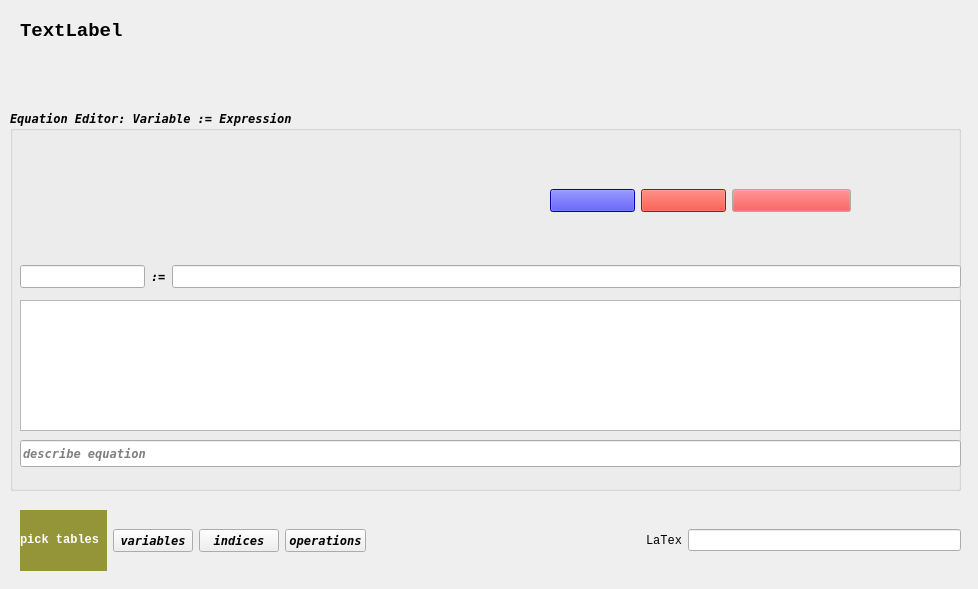
The window that packages/OntologyBuilder/OntologyEquationEditor/ui_equations.ui (heinz-preisig/ProMo13) describes before a commit, drawn with Qt 5.
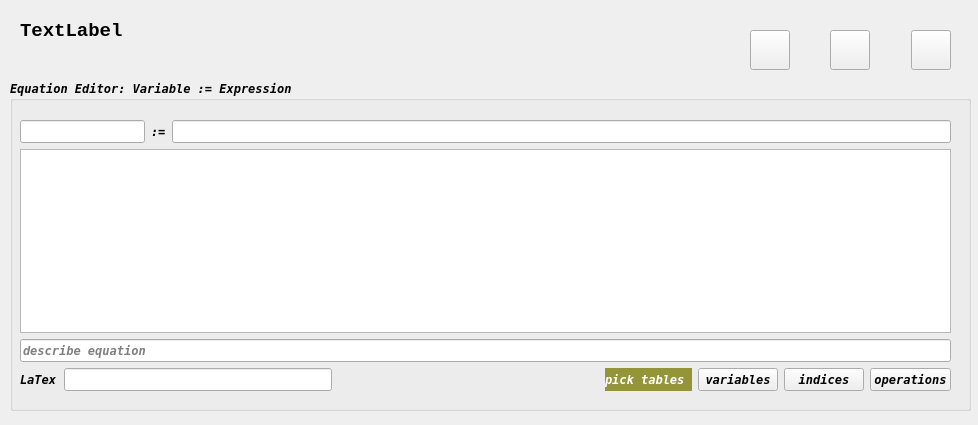
The same window after the commit.

Patch:
```diff
--- a/packages/OntologyBuilder/OntologyEquationEditor/ui_equations.ui
+++ b/packages/OntologyBuilder/OntologyEquationEditor/ui_equations.ui
@@ -10,7 +10,7 @@
     <x>0</x>
     <y>0</y>
     <width>978</width>
-    <height>589</height>
+    <height>425</height>
    </rect>
   </property>
   <property name="font">
@@ -28,9 +28,9 @@
    <property name="geometry">
     <rect>
      <x>10</x>
-     <y>110</y>
-     <width>951</width>
-     <height>381</height>
+     <y>80</y>
+     <width>961</width>
+     <height>331</height>
     </rect>
    </property>
    <property name="font">
@@ -47,123 +47,17 @@
    <property name="title">
     <string>Equation Editor: Variable := Expression                                                            </string>
    </property>
-   <widget class="QWidget" name="layoutWidget">
-    <property name="geometry">
-     <rect>
-      <x>540</x>
-      <y>60</y>
-      <width>301</width>
-      <height>61</height>
-     </rect>
-    </property>
-    <layout class="QHBoxLayout" name="horizontalLayout_2">
-     <item>
-      <widget class="QPushButton" name="pushAccept">
-       <property name="minimumSize">
-        <size>
-         <width>85</width>
-         <height>0</height>
-        </size>
-       </property>
-       <property name="maximumSize">
-        <size>
-         <width>85</width>
-         <height>16777215</height>
-        </size>
-       </property>
-       <property name="toolTip">
-        <string>puts things in place and closes equation editor</string>
-       </property>
-       <property name="styleSheet">
-        <string notr="true">background-color: rgb(0, 0, 255);
-color :rgb(255, 255, 255)</string>
-       </property>
-       <property name="text">
-        <string/>
-       </property>
-      </widget>
-     </item>
-     <item>
-      <widget class="QPushButton" name="pushDeleteEquation">
-       <property name="minimumSize">
-        <size>
-         <width>85</width>
-         <height>0</height>
-        </size>
-       </property>
-       <property name="maximumSize">
-        <size>
-         <width>85</width>
-         <height>16777215</height>
-        </size>
-       </property>
-       <property name="styleSheet">
-        <string notr="true">background-color: rgb(255, 17, 0);
-color:rgb(255, 255, 255)</string>
-       </property>
-       <property name="text">
-        <string/>
-       </property>
-      </widget>
-     </item>
-     <item>
-      <widget class="QPushButton" name="pushCancel">
-       <property name="palette">
-        <palette>
-         <active>
-          <colorrole role="Button">
-           <brush brushstyle="SolidPattern">
-            <color alpha="255">
-             <red>239</red>
-             <green>41</green>
-             <blue>41</blue>
-            </color>
-           </brush>
-          </colorrole>
-         </active>
-         <inactive>
-          <colorrole role="Button">
-           <brush brushstyle="SolidPattern">
-            <color alpha="255">
-             <red>239</red>
-             <green>41</green>
-             <blue>41</blue>
-            </color>
-           </brush>
-          </colorrole>
-         </inactive>
-         <disabled>
-          <colorrole role="Button">
-           <brush brushstyle="SolidPattern">
-            <color alpha="255">
-             <red>239</red>
-             <green>41</green>
-             <blue>41</blue>
-            </color>
-           </brush>
-          </colorrole>
-         </disabled>
-        </palette>
-       </property>
-       <property name="toolTip">
-        <string>reset closes equation editor clears alias table</string>
-       </property>
-       <property name="text">
-        <string/>
-       </property>
-      </widget>
-     </item>
-    </layout>
-   </widget>
-   <widget class="QWidget" name="layoutWidget">
+   <widget class="QWidget" name="verticalLayoutWidget">
     <property name="geometry">
      <rect>
       <x>10</x>
-      <y>150</y>
-      <width>941</width>
-      <height>33</height>
+      <y>40</y>
+      <width>931</width>
+      <height>271</height>
      </rect>
     </property>
+    <layout class="QVBoxLayout" name="verticalLayout">
+     <item>
     <layout class="QHBoxLayout" name="horizontalLayout_5">
      <item>
       <widget class="QLineEdit" name="lineNewVariable">
@@ -209,16 +103,12 @@
       </widget>
      </item>
     </layout>
-   </widget>
+     </item>
+     <item>
+      <widget class="QTextBrowser" name="textBrowser"/>
+     </item>
+     <item>
    <widget class="QLineEdit" name="lineDocumentation">
-    <property name="geometry">
-     <rect>
-      <x>10</x>
-      <y>330</y>
-      <width>941</width>
-      <height>27</height>
-     </rect>
-    </property>
     <property name="text">
      <string/>
     </property>
@@ -226,48 +116,32 @@
      <string>describe equation</string>
     </property>
    </widget>
-   <widget class="QTextBrowser" name="textBrowser">
-    <property name="geometry">
-     <rect>
-      <x>10</x>
-      <y>190</y>
-      <width>941</width>
-      <height>131</height>
-     </rect>
-    </property>
-   </widget>
-  </widget>
-  <widget class="QLabel" name="labelNetwork">
-   <property name="geometry">
-    <rect>
-     <x>20</x>
-     <y>10</y>
-     <width>741</width>
-     <height>41</height>
-    </rect>
-   </property>
-   <property name="font">
-    <font>
-     <family>Consolas</family>
-     <pointsize>14</pointsize>
-     <weight>75</weight>
-     <bold>true</bold>
-    </font>
-   </property>
-   <property name="text">
-    <string>TextLabel</string>
-   </property>
-  </widget>
-  <widget class="QWidget" name="layoutWidget">
-   <property name="geometry">
-    <rect>
-     <x>20</x>
-     <y>510</y>
-     <width>941</width>
-     <height>61</height>
-    </rect>
-   </property>
+     </item>
+     <item>
    <layout class="QHBoxLayout" name="horizontalLayout_4">
+       <item>
+        <widget class="QLabel" name="labelLaTex">
+         <property name="text">
+          <string>LaTex</string>
+         </property>
+        </widget>
+       </item>
+       <item>
+        <widget class="QLineEdit" name="lineEditLatex"/>
+       </item>
+       <item>
+        <spacer name="horizontalSpacer">
+         <property name="orientation">
+          <enum>Qt::Horizontal</enum>
+         </property>
+         <property name="sizeHint" stdset="0">
+          <size>
+           <width>40</width>
+           <height>20</height>
+          </size>
+         </property>
+        </spacer>
+       </item>
     <item>
      <layout class="QHBoxLayout" name="horizontalLayout_3">
       <item>
@@ -346,8 +220,72 @@
       </item>
      </layout>
     </item>
+      </layout>
+     </item>
+    </layout>
+   </widget>
+  </widget>
+  <widget class="QLabel" name="labelNetwork">
+   <property name="geometry">
+    <rect>
+     <x>20</x>
+     <y>10</y>
+     <width>741</width>
+     <height>41</height>
+    </rect>
+   </property>
+   <property name="font">
+    <font>
+     <family>Consolas</family>
+     <pointsize>14</pointsize>
+     <weight>75</weight>
+     <bold>true</bold>
+    </font>
+   </property>
+   <property name="text">
+    <string>TextLabel</string>
+   </property>
+  </widget>
+  <widget class="QWidget" name="layoutWidget">
+   <property name="geometry">
+    <rect>
+     <x>750</x>
+     <y>20</y>
+     <width>201</width>
+     <height>61</height>
+    </rect>
+   </property>
+   <layout class="QHBoxLayout" name="horizontalLayout_2">
     <item>
-     <spacer name="horizontalSpacer">
+     <widget class="QPushButton" name="pushAccept">
+      <property name="sizePolicy">
+       <sizepolicy hsizetype="Expanding" vsizetype="Expanding">
+        <horstretch>40</horstretch>
+        <verstretch>40</verstretch>
+       </sizepolicy>
+      </property>
+      <property name="minimumSize">
+       <size>
+        <width>40</width>
+        <height>40</height>
+       </size>
+      </property>
+      <property name="maximumSize">
+       <size>
+        <width>40</width>
+        <height>40</height>
+       </size>
+      </property>
+      <property name="toolTip">
+       <string>puts things in place and closes equation editor</string>
+      </property>
+      <property name="text">
+       <string/>
+      </property>
+     </widget>
+    </item>
+    <item>
+     <spacer name="horizontalSpacer_2">
       <property name="orientation">
        <enum>Qt::Horizontal</enum>
       </property>
@@ -360,15 +298,68 @@
      </spacer>
     </item>
     <item>
-     <widget class="QLabel" name="labelLaTex">
+     <widget class="QPushButton" name="pushDeleteEquation">
+      <property name="sizePolicy">
+       <sizepolicy hsizetype="Expanding" vsizetype="Expanding">
+        <horstretch>40</horstretch>
+        <verstretch>40</verstretch>
+       </sizepolicy>
+      </property>
+      <property name="minimumSize">
+       <size>
+        <width>40</width>
+        <height>40</height>
+       </size>
+      </property>
+      <property name="maximumSize">
+       <size>
+        <width>40</width>
+        <height>40</height>
+       </size>
+      </property>
       <property name="text">
-       <string>LaTex</string>
+       <string/>
       </property>
      </widget>
     </item>
     <item>
-     <widget class="QLineEdit" name="lineEditLatex"/>
+     <spacer name="horizontalSpacer_3">
+      <property name="orientation">
+       <enum>Qt::Horizontal</enum>
+      </property>
+      <property name="sizeHint" stdset="0">
+       <size>
+        <width>40</width>
+        <height>20</height>
+       </size>
+      </property>
+     </spacer>
     </item>
+    <item>
+     <widget class="QPushButton" name="pushCancel">
+      <property name="sizePolicy">
+       <sizepolicy hsizetype="Expanding" vsizetype="Expanding">
+        <horstretch>40</horstretch>
+        <verstretch>40</verstretch>
+       </sizepolicy>
+      </property>
+      <property name="minimumSize">
+       <size>
+        <width>40</width>
+        <height>40</height>
+       </size>
+      </property>
+      <property name="maximumSize">
+       <size>
+        <width>40</width>
+        <height>40</height>
+       </size>
+      </property>
+      <property name="text">
+       <string/>
+      </property>
+     </widget>
+    </item>
    </layout>
   </widget>
   <zorder>layoutWidget</zorder>
```
Left out of the diff: 2 changed lines with no effect on the pictures. Lines whose indentation alone changed are shown as unchanged.
